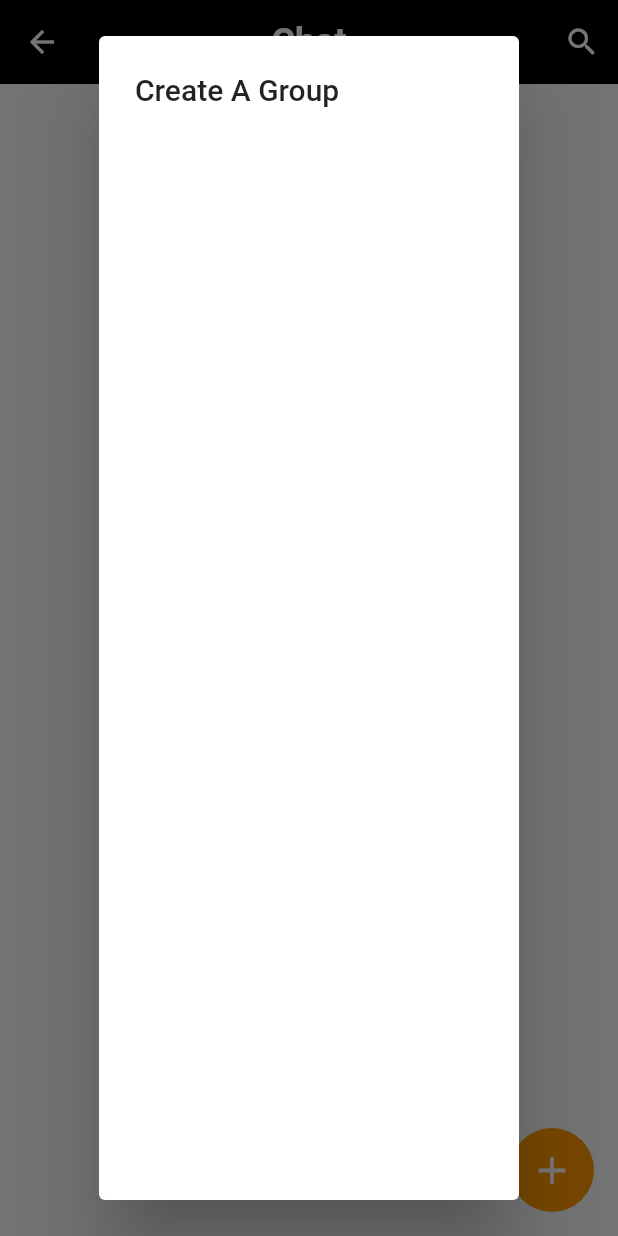
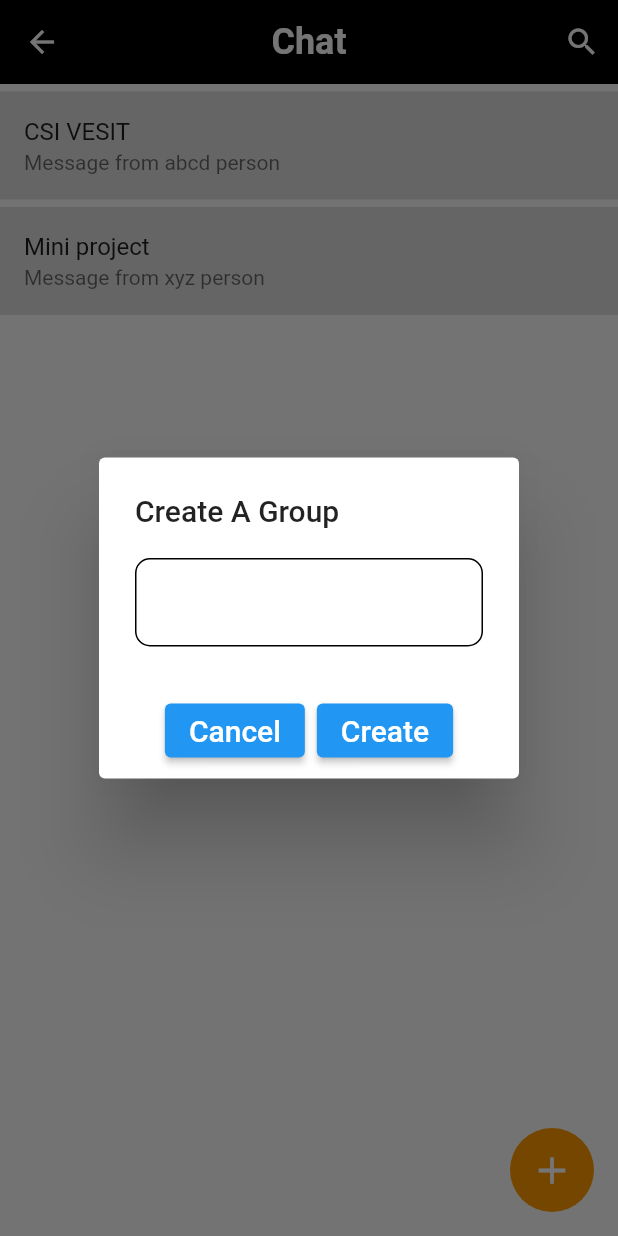
Before and after one commit to Rishi-Kokil/Alumni-Tracking-Portal, a Flutter app: the ChatPage screen opened directly, after a tap on the "add" icon, on a phone screen of 412 x 824 dp. Run offline on Flutter 3.47's test engine with Material 2 defaults, Android fonts, the phone set to English and light mode, and no system bars; our stand-ins replace firebase_auth, firebase_core; missing offline and left inert: dart:html; accounts and stored records are empty.

Commit message:
Added Chat Option And reuable widget for chat area

```diff
--- a/lib/main.dart
+++ b/lib/main.dart
@@ -24,6 +24,7 @@ class _MyAppState extends State<MyApp> {
         primaryColor: Colors.blue,
       ),
       home: const SignInScreen(),
+      debugShowCheckedModeBanner: false,
     );
   }
 }
--- a/lib/screens/chat_page.dart
+++ b/lib/screens/chat_page.dart
@@ -1,5 +1,8 @@
 
 
+import 'package:alumni_portal_flutter/reusable_widgets/reusable_widgets.dart';
+import 'package:alumni_portal_flutter/screens/home_screen.dart';
+import 'package:alumni_portal_flutter/utils/colors_utils.dart';
 import 'package:flutter/material.dart';
 
 class ChatPage extends StatefulWidget {
@@ -10,6 +13,7 @@ class ChatPage extends StatefulWidget {
 }
 
 class _ChatPageState extends State<ChatPage> {
+  String groupName = "Default";
   @override
   Widget build(BuildContext context) {
     return Scaffold(
@@ -25,7 +29,48 @@ class _ChatPageState extends State<ChatPage> {
           style: TextStyle(fontSize: 24 , fontWeight: FontWeight.bold),
         ),
       ),
-      body: Container(),
+      body: Container(
+          width: MediaQuery.of(context).size.width*1,
+          height: MediaQuery.of(context).size.height,
+          child: SingleChildScrollView(
+            child: Column(
+              children:<Widget> [
+                SizedBox(
+                  width: MediaQuery.of(context).size.width,
+                    child: Padding(
+                      padding: EdgeInsets.fromLTRB(0, 5, 0, 0),
+                      child: ListTile(
+                        title: const Text("CSI VESIT"),
+                        subtitle: const Text("Message from abcd person"),
+                        tileColor: Colors.black12,
+                        onTap: (){
+                          Navigator.push(context, MaterialPageRoute(
+                              builder: (context) => personalChat(context, "CSI VESIT")
+                          ));
+                        },
+                      ),
+                    )
+                ),
+                SizedBox(
+                    width: MediaQuery.of(context).size.width,
+                    child: Padding(
+                      padding: EdgeInsets.fromLTRB(0, 5, 0, 0),
+                      child: ListTile(
+                        title: const Text("Mini project"),
+                        subtitle: const Text("Message from xyz person"),
+                        tileColor: Colors.black12,
+                        onTap: (){
+                          Navigator.push(context, MaterialPageRoute(
+                              builder: (context) => personalChat(context, "Mini project")
+                          ));
+                        },
+                      ),
+                    )
+                ),
+              ],
+            ),
+          ),
+      ),
       floatingActionButton: FloatingActionButton(
         onPressed: (){
           popUpDialog(context);
@@ -36,21 +81,59 @@ class _ChatPageState extends State<ChatPage> {
       ),
     );
   }
-  noGroupWidget(){
-    return Container(
-      padding: const EdgeInsets.symmetric(vertical:10 , horizontal: 25),
-      child: Column(),
-    );
-  }
+
+  // noGroupWidget(){
+  //   return Container(
+  //     padding: const EdgeInsets.symmetric(vertical:10 , horizontal: 25),
+  //     child: Column(),
+  //   );
+  // }
 
   popUpDialog(BuildContext context){
     showDialog(context: context, builder: (context){
       return AlertDialog(
-        title: Text(
+        title: const Text(
           "Create A Group",
           textAlign: TextAlign.left,
         ),
-        content: Column(),
+        content: Column(
+          mainAxisSize: MainAxisSize.min ,
+          children: [
+            TextField(
+              onChanged: (val){
+                setState(() {
+                  groupName = val;
+                });
+              },
+              style: const TextStyle(color: Colors.black),
+              decoration: InputDecoration(
+                enabledBorder: OutlineInputBorder(
+                  borderSide: const BorderSide(
+                    color: Colors.black,),
+                  borderRadius: BorderRadius.circular(10)),
+                focusedBorder: OutlineInputBorder(
+                  borderSide: const BorderSide(
+                    color: Colors.red,),
+                  borderRadius: BorderRadius.circular(10)),
+                errorBorder: OutlineInputBorder(
+                  borderSide: const BorderSide(
+                    color: Colors.blue,),
+                  borderRadius: BorderRadius.circular(10)),
+              ),
+            )
+          ],
+        ),
+        actions: [
+          ElevatedButton(
+              onPressed: (){},
+              child: const Text("Cancel" ,
+                style: TextStyle(fontSize: 20)),),
+          ElevatedButton(
+              onPressed: (){},
+              child: const Text("Create" ,
+                  style: TextStyle(fontSize: 20)))
+        ],
+        actionsAlignment: MainAxisAlignment.center,
       );
     });
   }
--- /dev/null
+++ b/lib/screens/personal_chat.dart
@@ -0,0 +1,2 @@
+
+im
--- a/lib/screens/signup_screen.dart
+++ b/lib/screens/signup_screen.dart
@@ -44,7 +44,7 @@ class _SignUpScreenState extends State<SignUpScreen > {
             child: Padding(
               padding: EdgeInsets.fromLTRB(20, MediaQuery.of(context).size.height*0.2, 20, 0),
               child: Column(
-                children: <Widget>[
+                  children: <Widget>[
                   const SizedBox(
                     height: 20,
                   ),
```
Also changed, not shown: lib/reusable_widgets/reusable_widgets.dart (+58 -0 lines), 1 other file.
